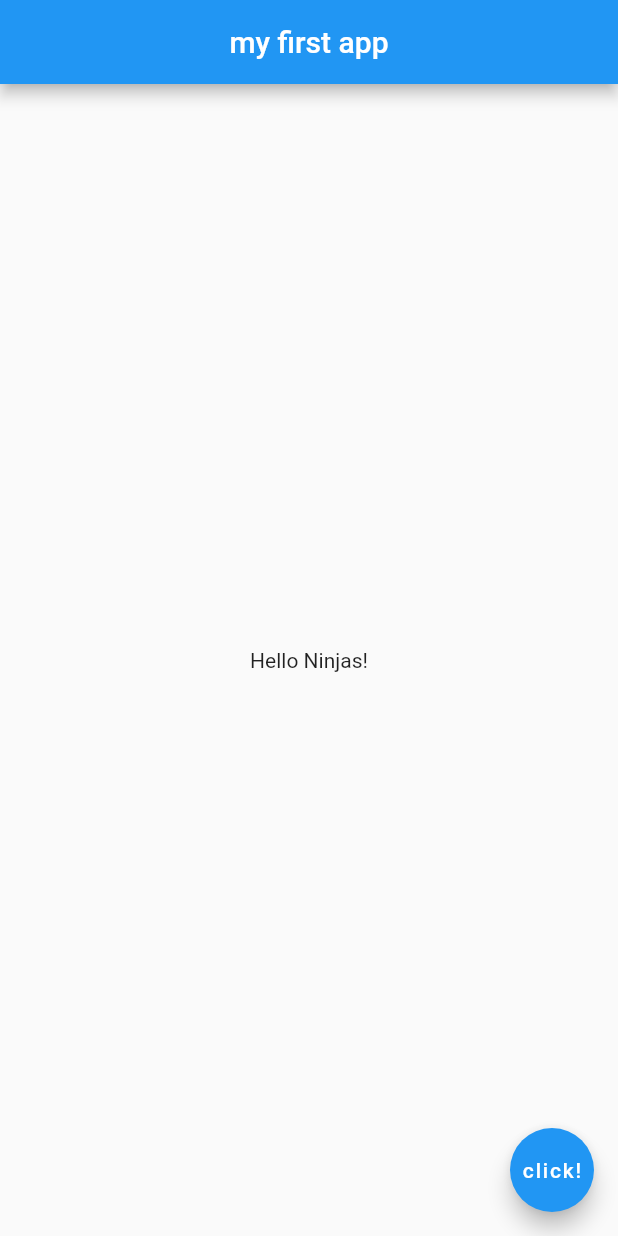
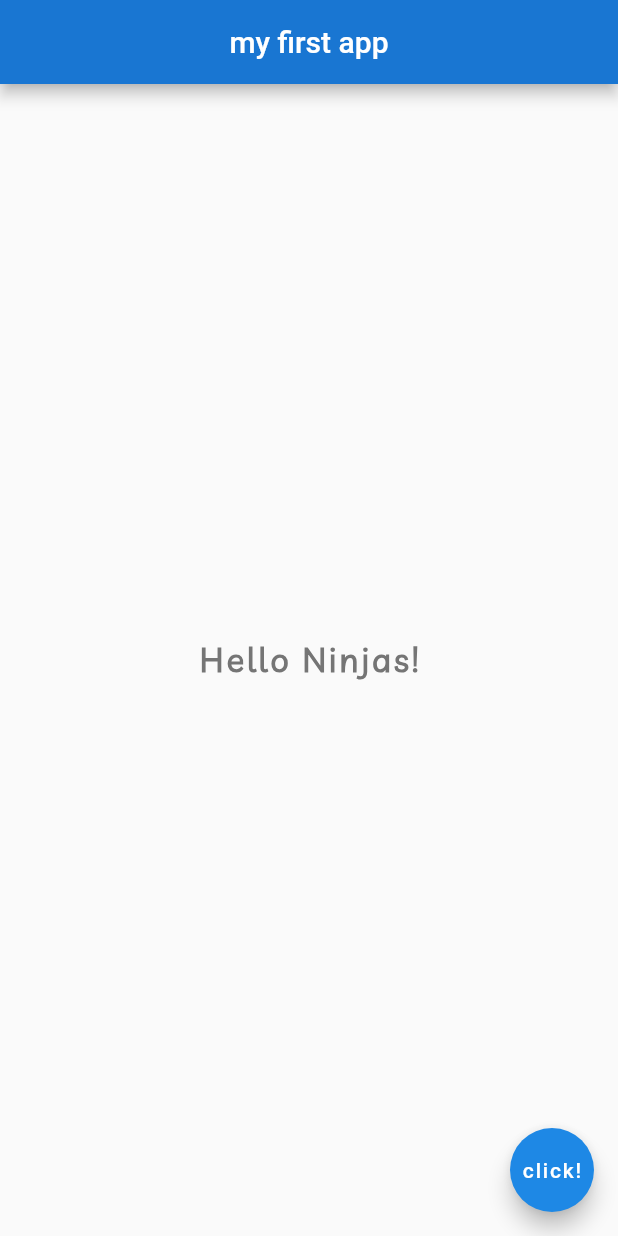
Before and after one commit to keeran2488/myapp, a Flutter app: the screen it shows after launch, on a phone screen of 412 x 824 dp. Run offline on Flutter 3.47's test engine with Material 2 defaults, Android fonts, the phone set to English and light mode, and no system bars.

Commit message:
added custom fonts

```diff
--- a/lib/main.dart
+++ b/lib/main.dart
@@ -2,17 +2,36 @@ import 'package:flutter/material.dart';
 
 void main() {
   runApp(MaterialApp(
-    home: Scaffold(
+    home: Home(),
+  ));
+}
+
+class Home extends StatelessWidget {
+  @override
+  Widget build(BuildContext context) {
+    return Scaffold(
       appBar: AppBar(
         title: Text("my first app"),
         centerTitle: true,
+        backgroundColor: Colors.blue[700],
       ),
       body: Center(
-        child: Text("Hello Ninjas!"),
+        child: Text(
+          "Hello Ninjas!",
+          style: TextStyle(
+              fontSize: 22.0,
+              fontWeight: FontWeight.bold,
+              letterSpacing: 2.0,
+              color: Colors.grey[600],
+              fontFamily: 'Livvic'
+          ),
+        ),
       ),
       floatingActionButton: FloatingActionButton(
+        onPressed: () {},
         child: Text("click!"),
+        backgroundColor: Colors.blue[600],
       ),
-    ),
-  ));
+    );
+  }
 }
```
Also changed, not shown: pubspec.yaml (+4 -11 lines), fonts/Livvic-Regular.ttf (added).
